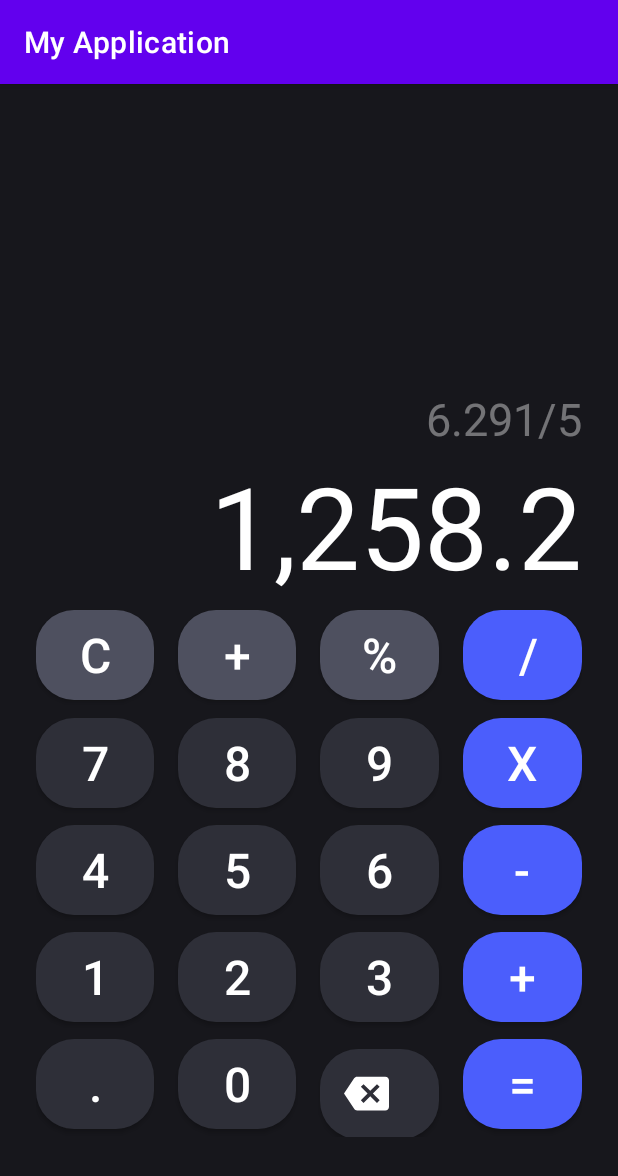
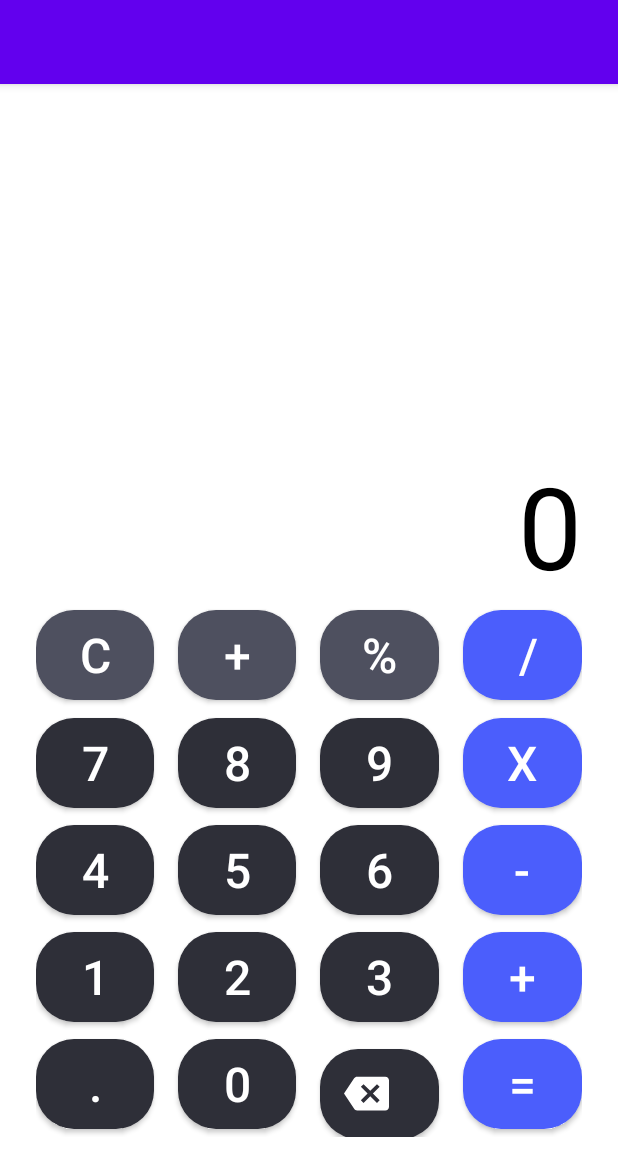
Before and after one commit to JeffSkillRill/Calculator-UI, an Android app: the screen it shows after launch (MainActivity), on a phone screen of 412 x 824 dp. Shown: the top 1176 px of the screen. Run offline under Robolectric (Android 15) with nearby library versions, the phone set to English and light mode, and no system bars.

Commit message:
Calculator Part1

```diff
--- a/app/src/main/java/com/example/myapplication/MainActivity.kt
+++ b/app/src/main/java/com/example/myapplication/MainActivity.kt
@@ -1,11 +1,135 @@
 package com.example.myapplication
 
+import android.annotation.SuppressLint
 import androidx.appcompat.app.AppCompatActivity
 import android.os.Bundle
+import android.view.View
+import android.widget.Button
+import android.widget.TextView
 
-class MainActivity : AppCompatActivity() {
+class MainActivity : AppCompatActivity(), View.OnClickListener {
+
+    private lateinit var one: Button
+    private lateinit var two: Button
+    private lateinit var three: Button
+    private lateinit var four: Button
+    private lateinit var five: Button
+    private lateinit var six: Button
+    private lateinit var seven: Button
+    private lateinit var eight: Button
+    private lateinit var nine: Button
+    private lateinit var zero: Button
+
+    private lateinit var point: Button
+    private lateinit var clear: Button
+
+    private lateinit var div: Button
+    private lateinit var multiply: Button
+    private lateinit var plus: Button
+    private lateinit var minus: Button
+
+
+    private lateinit var operand: TextView
+    private lateinit var result: TextView
+
+    private var isPoint = true
+    private var isSimvol = false
+
+
     override fun onCreate(savedInstanceState: Bundle?) {
         super.onCreate(savedInstanceState)
         setContentView(R.layout.activity_main)
+
+
+
+
+
+            one = findViewById(R.id.one)
+            two = findViewById(R.id.two)
+            three = findViewById(R.id.three)
+            four = findViewById(R.id.four)
+            five = findViewById(R.id.five)
+            six = findViewById(R.id.six)
+            seven = findViewById(R.id.seven)
+            eight = findViewById(R.id.eight)
+            nine = findViewById(R.id.nine)
+            zero = findViewById(R.id.zero)
+
+            point = findViewById(R.id.point)
+            clear = findViewById(R.id.clear)
+            div = findViewById(R.id.div)
+            multiply = findViewById(R.id.multiply)
+            plus = findViewById(R.id.plus)
+            minus = findViewById(R.id.minus)
+
+
+            operand = findViewById(R.id.textView)
+            result = findViewById(R.id.textViewup)
+
+        one.setOnClickListener(this)
+        two.setOnClickListener(this)
+        three.setOnClickListener(this)
+        four.setOnClickListener(this)
+        five.setOnClickListener(this)
+        six.setOnClickListener(this)
+        seven.setOnClickListener(this)
+        eight.setOnClickListener(this)
+        nine.setOnClickListener(this)
+        zero.setOnClickListener(this)
+
+
+        clear.setOnClickListener {
+            operand.text = "0"
+            isPoint = true
+            isSimvol = true
+        }
+        point.setOnClickListener {
+            if (isPoint) {
+//                isDigit()
+                operand.text = operand.text.toString() + "."
+                isPoint = false
+            }
+        }
+
+        div.setOnClickListener {
+            addSymbol("/")
+        }
+        plus.setOnClickListener {
+            addSymbol("+")
+        }
+        minus.setOnClickListener {
+            addSymbol("-")
+        }
+        multiply.setOnClickListener {
+            addSymbol("*")
+        }
+
+
+
+    }
+
+    @SuppressLint("SetTextI18n")
+    private fun addSymbol(symbol: String) {
+        if (isSimvol)
+        {
+            operand.text = operand.text.toString()+symbol
+            isSimvol=false
+        }
+        else{
+            operand.text=operand.text.dropLast(1).toString()+symbol
+        }
+
+    }
+
+    @SuppressLint("SetTextI18n")
+    override fun onClick(view: View?) {
+        val buttons = findViewById<Button>(view!!.id)
+        if (operand.text == "0")
+        {
+            operand.text = " "
+        }
+        operand.text = operand.text.toString()+buttons.text
+        isSimvol = true
+
     }
 }
--- a/app/src/main/res/layout/activity_main.xml
+++ b/app/src/main/res/layout/activity_main.xml
@@ -4,7 +4,7 @@
     xmlns:tools="http://schemas.android.com/tools"
     android:layout_width="match_parent"
     android:layout_height="match_parent"
-    android:background="#17171C"
+    android:background="#FFFFFF"
     tools:context=".MainActivity">
 
 
@@ -22,10 +22,10 @@
         app:layout_constraintStart_toStartOf="parent">
 
         <TextView
+            android:id="@+id/textViewup"
             android:layout_width="match_parent"
             android:layout_height="wrap_content"
             android:layout_weight="1"
-            android:text="6.291/5"
             android:textAlignment="textEnd"
             android:textColor="#66FFFFFF"
             android:textSize="30dp" />
@@ -35,9 +35,9 @@
             android:layout_width="match_parent"
             android:layout_height="wrap_content"
             android:layout_weight="1"
-            android:text="1,258.2"
+            android:text="0"
             android:textAlignment="textEnd"
-            android:textColor="#FFFFFF"
+            android:textColor="#000000"
             android:textSize="76dp" />
 
         <LinearLayout
@@ -47,6 +47,7 @@
             android:orientation="horizontal">
 
             <com.google.android.material.button.MaterialButton
+                android:id="@+id/clear"
                 android:layout_width="71dp"
                 android:layout_height="72dp"
                 android:layout_weight="1"
@@ -79,6 +80,7 @@
                 app:backgroundTint="#4E505F" />
 
             <com.google.android.material.button.MaterialButton
+                android:id="@+id/div"
                 android:layout_width="71dp"
                 android:layout_height="72dp"
                 android:layout_weight="1"
@@ -100,6 +102,7 @@
             android:orientation="horizontal">
 
             <com.google.android.material.button.MaterialButton
+                android:id="@+id/seven"
                 android:layout_width="0dp"
                 android:layout_height="72dp"
                 android:layout_weight="1"
@@ -110,6 +113,7 @@
                 app:backgroundTint="#2E2F38" />
 
             <com.google.android.material.button.MaterialButton
+                android:id="@+id/eight"
                 android:layout_width="0dp"
                 android:layout_height="72dp"
                 android:layout_marginHorizontal="16dp"
@@ -121,6 +125,7 @@
                 app:backgroundTint="#2E2F38" />
 
             <com.google.android.material.button.MaterialButton
+                android:id="@+id/nine"
                 android:layout_width="0dp"
                 android:layout_height="72dp"
                 android:layout_marginRight="16dp"
@@ -132,6 +137,7 @@
                 app:backgroundTint="#2E2F38" />
 
             <com.google.android.material.button.MaterialButton
+                android:id="@+id/multiply"
                 android:layout_width="0dp"
                 android:layout_height="72dp"
                 android:layout_weight="1"
@@ -148,6 +154,7 @@
             android:orientation="horizontal">
 
             <com.google.android.material.button.MaterialButton
+                android:id="@+id/four"
                 android:layout_width="71dp"
                 android:layout_height="72dp"
                 app:cornerRadius="25dp"
@@ -158,6 +165,7 @@
                 app:backgroundTint="#2E2F38" />
 
             <com.google.android.material.button.MaterialButton
+                android:id="@+id/five"
                 android:layout_width="71dp"
                 android:layout_height="72dp"
                 android:layout_marginHorizontal="16dp"
@@ -169,6 +177,7 @@
                 app:backgroundTint="#2E2F38" />
 
             <com.google.android.material.button.MaterialButton
+                android:id="@+id/six"
                 android:layout_width="71dp"
                 android:layout_height="72dp"
                 android:layout_marginRight="16dp"
@@ -180,6 +189,7 @@
                 app:backgroundTint="#2E2F38" />
 
             <com.google.android.material.button.MaterialButton
+                android:id="@+id/minus"
                 android:layout_width="71dp"
                 android:layout_height="72dp"
                 android:layout_weight="1"
@@ -196,6 +206,7 @@
             android:orientation="horizontal">
 
             <com.google.android.material.button.MaterialButton
+                android:id="@+id/one"
                 android:layout_width="71dp"
                 android:layout_height="72dp"
                 android:layout_weight="1"
@@ -206,6 +217,7 @@
                 app:backgroundTint="#2E2F38" />
 
             <com.google.android.material.button.MaterialButton
+                android:id="@+id/two"
                 android:layout_width="71dp"
                 android:layout_height="72dp"
                 android:layout_marginHorizontal="16dp"
@@ -217,6 +229,7 @@
                 app:backgroundTint="#2E2F38" />
 
             <com.google.android.material.button.MaterialButton
+                android:id="@+id/three"
                 android:layout_width="71dp"
                 android:layout_height="72dp"
                 android:layout_marginRight="16dp"
@@ -228,6 +241,7 @@
                 app:backgroundTint="#2E2F38" />
 
             <com.google.android.material.button.MaterialButton
+                android:id="@+id/plus"
                 android:layout_width="71dp"
                 android:layout_height="72dp"
                 android:layout_weight="1"
@@ -244,6 +258,7 @@
             android:orientation="horizontal">
 
             <com.google.android.material.button.MaterialButton
+                android:id="@+id/point"
                 android:layout_width="71dp"
                 android:layout_height="72dp"
                 android:layout_weight="1"
@@ -254,6 +269,7 @@
                 app:backgroundTint="#2E2F38" />
 
             <com.google.android.material.button.MaterialButton
+                android:id="@+id/zero"
                 android:layout_width="71dp"
                 android:layout_height="72dp"
                 android:layout_marginHorizontal="16dp"
--- a/app/src/main/res/values-night/themes.xml
+++ b/app/src/main/res/values-night/themes.xml
@@ -3,12 +3,12 @@
     <style name="Theme.MyApplication" parent="Theme.MaterialComponents.DayNight.DarkActionBar">
         <!-- Primary brand color. -->
         <item name="colorPrimary">@color/purple_200</item>
-        <item name="colorPrimaryVariant">@color/purple_700</item>
-        <item name="colorOnPrimary">@color/black</item>
+        <item name="colorPrimaryVariant">@color/black</item>
+        <item name="colorOnPrimary">@color/white</item>
         <!-- Secondary brand color. -->
         <item name="colorSecondary">@color/teal_200</item>
         <item name="colorSecondaryVariant">@color/teal_200</item>
-        <item name="colorOnSecondary">@color/black</item>
+        <item name="colorOnSecondary">@color/white</item>
         <!-- Status bar color. -->
         <item name="android:statusBarColor">?attr/colorPrimaryVariant</item>
         <!-- Customize your theme here. -->
--- a/app/src/main/res/values/colors.xml
+++ b/app/src/main/res/values/colors.xml
@@ -2,9 +2,9 @@
 <resources>
     <color name="purple_200">#FFBB86FC</color>
     <color name="purple_500">#FF6200EE</color>
-    <color name="purple_700">#FF3700B3</color>
+    <color name="purple_700">#000000</color>
     <color name="teal_200">#FF03DAC5</color>
     <color name="teal_700">#FF018786</color>
-    <color name="black">#FF000000</color>
+    <color name="black">#000000</color>
     <color name="white">#FFFFFFFF</color>
 </resources>
--- a/app/src/main/res/values/strings.xml
+++ b/app/src/main/res/values/strings.xml
@@ -1,3 +1,3 @@
 <resources>
-    <string name="app_name">My Application</string>
+    <string name="app_name"></string>
 </resources>
```
